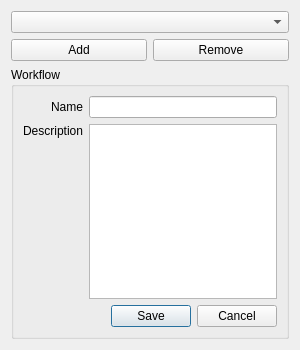
nextgis/qgis_metatools, file src/ui/ui_workflow_editor.ui: the form before one commit.
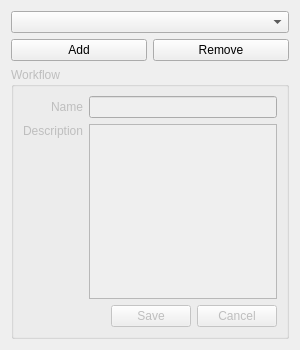
The form after the commit.

```diff
--- a/src/ui/ui_workflow_editor.ui
+++ b/src/ui/ui_workflow_editor.ui
@@ -36,6 +36,9 @@
    </item>
    <item row="2" column="0" colspan="2">
     <widget class="QGroupBox" name="workflowGroupBox">
+     <property name="enabled">
+      <bool>false</bool>
+     </property>
      <property name="title">
       <string>Workflow</string>
      </property>
```
